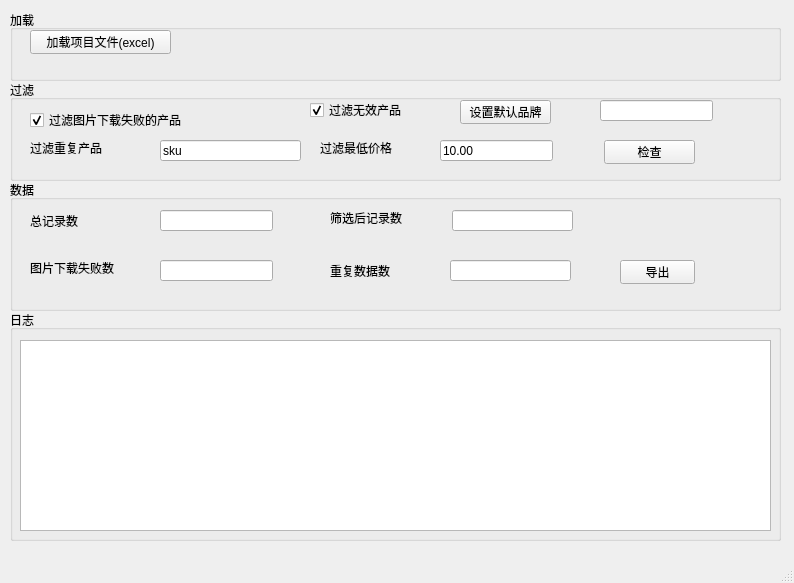
l3n641/collection_product_spider, file data_export_tools/views/main_window.ui: the form before one commit.
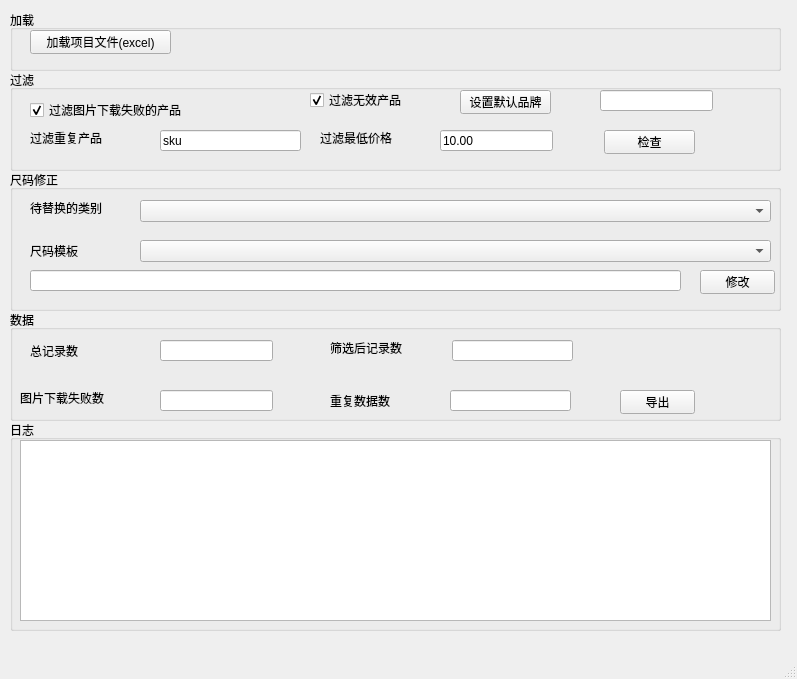
The form after the commit.

Commit message: update scrapy导出工具 尺码修正

```diff
--- a/data_export_tools/views/main_window.ui
+++ b/data_export_tools/views/main_window.ui
@@ -6,16 +6,10 @@
    <rect>
     <x>0</x>
     <y>0</y>
-    <width>794</width>
-    <height>583</height>
+    <width>797</width>
+    <height>679</height>
    </rect>
   </property>
-  <property name="maximumSize">
-   <size>
-    <width>794</width>
-    <height>583</height>
-   </size>
-  </property>
   <property name="windowTitle">
    <string>scrapy 数据导出工具</string>
   </property>
@@ -24,7 +18,7 @@
     <property name="geometry">
      <rect>
       <x>10</x>
-      <y>80</y>
+      <y>70</y>
       <width>771</width>
       <height>101</height>
      </rect>
@@ -157,9 +151,9 @@
     <property name="geometry">
      <rect>
       <x>10</x>
-      <y>180</y>
+      <y>310</y>
       <width>771</width>
-      <height>131</height>
+      <height>111</height>
      </rect>
     </property>
     <property name="title">
@@ -233,7 +227,7 @@
     <widget class="QLabel" name="label_3">
      <property name="geometry">
       <rect>
-       <x>20</x>
+       <x>10</x>
        <y>80</y>
        <width>91</width>
        <height>16</height>
@@ -287,9 +281,9 @@
     <property name="geometry">
      <rect>
       <x>10</x>
-      <y>310</y>
+      <y>420</y>
       <width>771</width>
-      <height>231</height>
+      <height>211</height>
      </rect>
     </property>
     <property name="title">
@@ -299,9 +293,9 @@
      <property name="geometry">
       <rect>
        <x>10</x>
-       <y>30</y>
+       <y>20</y>
        <width>751</width>
-       <height>191</height>
+       <height>181</height>
       </rect>
      </property>
      <property name="readOnly">
@@ -315,7 +309,7 @@
       <x>10</x>
       <y>10</y>
       <width>771</width>
-      <height>71</height>
+      <height>61</height>
      </rect>
     </property>
     <property name="title">
@@ -348,6 +342,88 @@
      </property>
     </widget>
    </widget>
+   <widget class="QGroupBox" name="groupBox_5">
+    <property name="geometry">
+     <rect>
+      <x>10</x>
+      <y>170</y>
+      <width>771</width>
+      <height>141</height>
+     </rect>
+    </property>
+    <property name="title">
+     <string>尺码修正</string>
+    </property>
+    <widget class="QComboBox" name="combo_box_category">
+     <property name="geometry">
+      <rect>
+       <x>130</x>
+       <y>30</y>
+       <width>631</width>
+       <height>22</height>
+      </rect>
+     </property>
+    </widget>
+    <widget class="QLabel" name="label_7">
+     <property name="geometry">
+      <rect>
+       <x>20</x>
+       <y>30</y>
+       <width>81</width>
+       <height>16</height>
+      </rect>
+     </property>
+     <property name="text">
+      <string>待替换的类别</string>
+     </property>
+    </widget>
+    <widget class="QPushButton" name="button_update_size">
+     <property name="geometry">
+      <rect>
+       <x>690</x>
+       <y>100</y>
+       <width>75</width>
+       <height>24</height>
+      </rect>
+     </property>
+     <property name="text">
+      <string>修改</string>
+     </property>
+    </widget>
+    <widget class="QLineEdit" name="input_size">
+     <property name="geometry">
+      <rect>
+       <x>20</x>
+       <y>100</y>
+       <width>651</width>
+       <height>21</height>
+      </rect>
+     </property>
+    </widget>
+    <widget class="QLabel" name="label_8">
+     <property name="geometry">
+      <rect>
+       <x>20</x>
+       <y>70</y>
+       <width>71</width>
+       <height>21</height>
+      </rect>
+     </property>
+     <property name="text">
+      <string>尺码模板</string>
+     </property>
+    </widget>
+    <widget class="QComboBox" name="combobox_size_temolate">
+     <property name="geometry">
+      <rect>
+       <x>130</x>
+       <y>70</y>
+       <width>631</width>
+       <height>22</height>
+      </rect>
+     </property>
+    </widget>
+   </widget>
   </widget>
   <widget class="QMenuBar" name="menubar">
    <property name="geometry">
```
Left out of the diff: 2 changed lines with no effect on the pictures. The commit also changes 4 other files.
